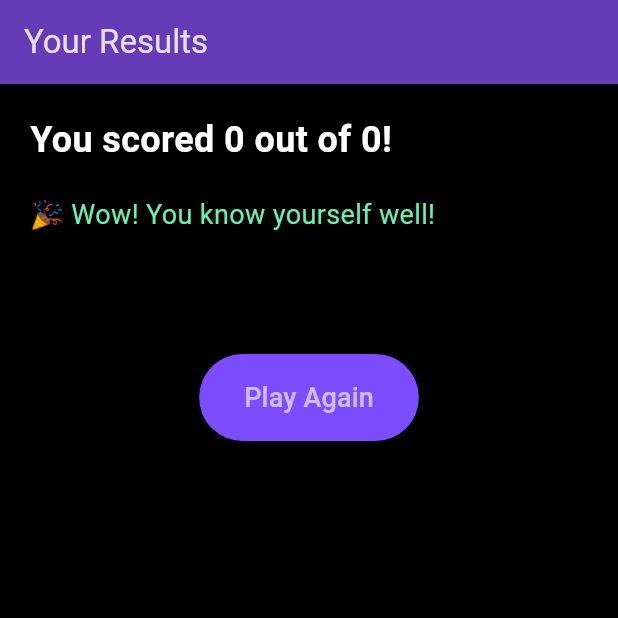
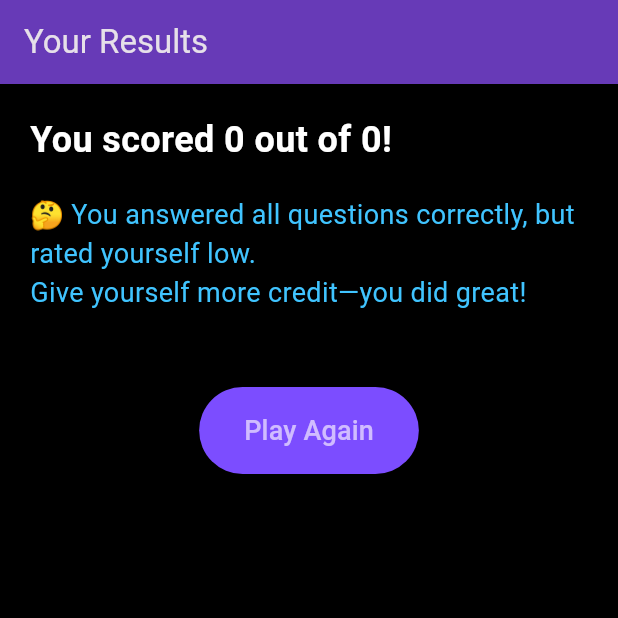
Before and after one commit to Sneha25-art/Quiz_app_ui, a Flutter app: the ResultScreen screen opened directly with empty values, on a phone screen of 412 x 824 dp, the top half of it. Run offline on Flutter 3.47's test engine with Material 3 defaults, Android fonts, the phone set to English and light mode, and no system bars.

Commit message:
2nd commit

```diff
--- a/lib/result_screen.dart
+++ b/lib/result_screen.dart
@@ -28,7 +28,7 @@ class ResultScreen extends StatelessWidget {
       }
     }
 
-    //final bool ratingMatches = (score >= userRating - 1);
+
 
     return Scaffold(
       backgroundColor: Colors.black,
@@ -51,17 +51,22 @@ class ResultScreen extends StatelessWidget {
                 ),
               ),
               const SizedBox(height: 20),
-              if (score == questions.length)
+              if (score == questions.length && userRating >= 3)
                    const Text(
                              '🎉 Wow! You know yourself well!',
                               style: TextStyle(fontSize: 18, color: Colors.greenAccent),
+                             )
+              else if (score == questions.length && userRating < 3)
+                          const Text(
+                              '🤔 You answered all questions correctly, but rated yourself low.\nGive yourself more credit—you did great!',
+                                 style: TextStyle(fontSize: 18, color: Colors.lightBlueAccent),
                                     )
               else
                            const Text(
                                   '💡 Better luck next time! Keep learning and stay sharp!',
                                   style: TextStyle(fontSize: 18, color: Colors.orangeAccent),
                                       ),
-              const SizedBox(height: 30),
+
               if (incorrectAnswers.isNotEmpty)
                 const Text(
                   'Questions you missed:',
```
Lines whose indentation alone changed are shown as unchanged.
